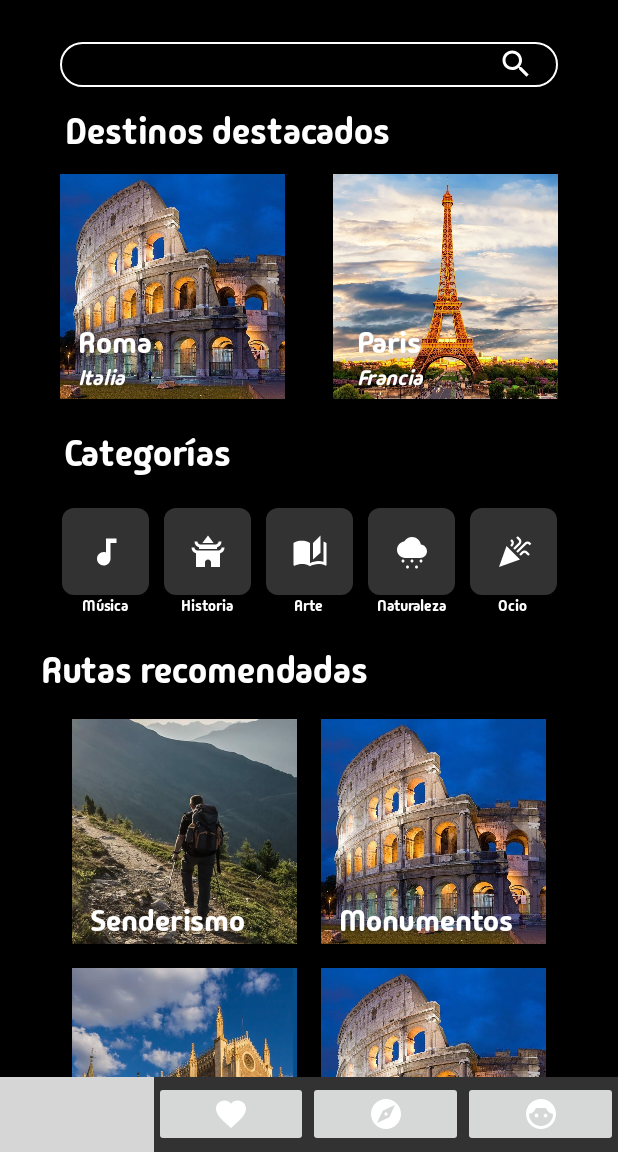
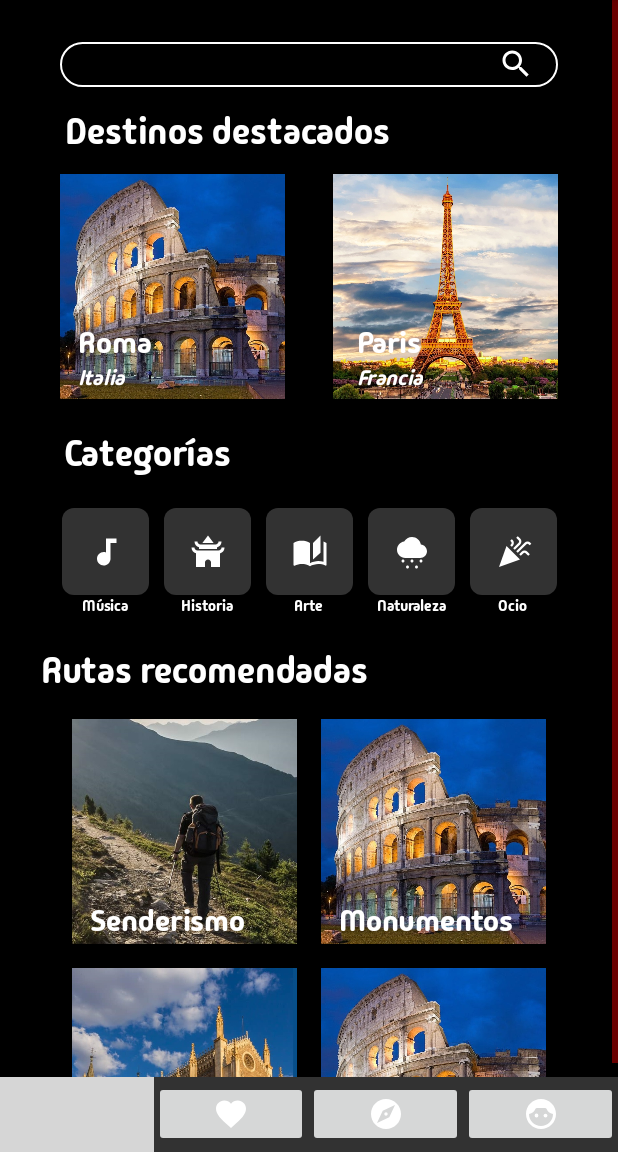
Before and after one commit to iagoDominguezCamean/APM-Grupo-3, an Android app: the first screen one second after launch (Home), on a phone screen of 412 x 824 dp, the part 84-1236 px from its top. Run offline under Robolectric (Android 15) with nearby library versions, the phone set to English and light mode, and no system bars; grey boxes are pictures that could not be loaded.

Commit message:
Add scroll to home view

```diff
--- a/TravelMate/app/src/main/res/layout/activity_home.xml
+++ b/TravelMate/app/src/main/res/layout/activity_home.xml
@@ -2,6 +2,14 @@
 <androidx.constraintlayout.widget.ConstraintLayout xmlns:android="http://schemas.android.com/apk/res/android"
     xmlns:app="http://schemas.android.com/apk/res-auto"
     xmlns:tools="http://schemas.android.com/tools"
+    android:layout_width="match_parent"
+    android:layout_height="match_parent">
+
+    <ScrollView
+        android:layout_width="match_parent"
+        android:layout_height="match_parent">
+
+        <androidx.constraintlayout.widget.ConstraintLayout
             android:layout_width="match_parent"
             android:layout_height="match_parent">
 
@@ -383,6 +391,8 @@
                 </LinearLayout>
 
             </GridLayout>
+        </androidx.constraintlayout.widget.ConstraintLayout>
+    </ScrollView>
 
     <LinearLayout
         android:layout_width="match_parent"
```
Lines whose indentation alone changed are shown as unchanged.
